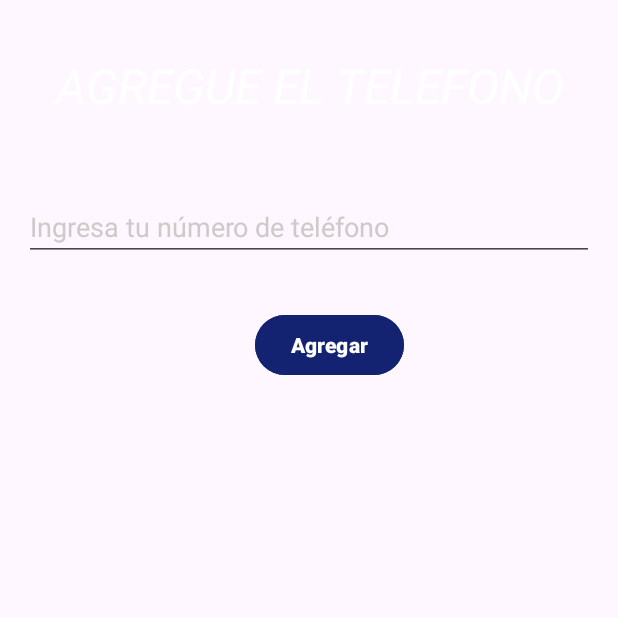
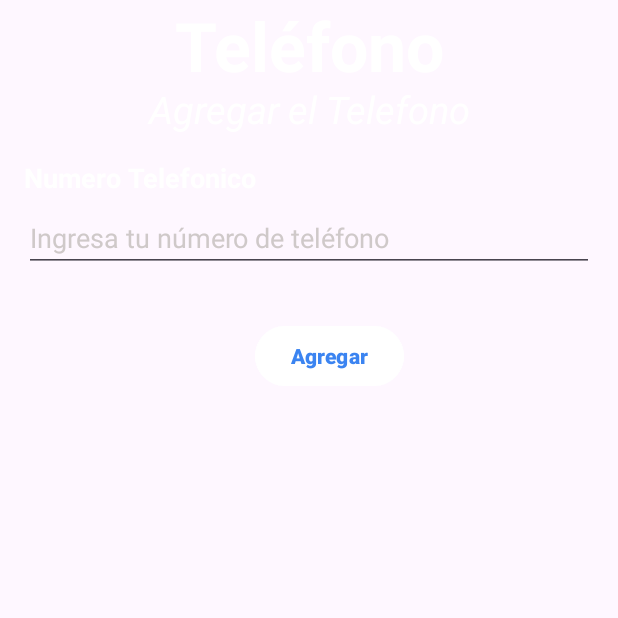
Before and after one commit to MatiaseRamirez/TP_APP_final, an Android app: the fragment PhoneFragment shown on its own in the app's theme, after a tap on an icon or button, on a phone screen of 412 x 824 dp, the top half of it. Run offline under Robolectric (Android 15) with nearby library versions, the phone set to English and light mode, and no system bars; our stand-ins replace Room's generated code.

Commit message:
Arreglos de diseño Telefono

```diff
--- a/app/src/main/res/layout/fragment_addres.xml
+++ b/app/src/main/res/layout/fragment_addres.xml
@@ -13,7 +13,7 @@
         android:text="Dirección"
         android:textSize="45dp"
         android:textAlignment="center"
-        android:textStyle="italic"
+        android:textStyle="bold"
         app:layout_constraintStart_toStartOf="parent"
         app:layout_constraintEnd_toEndOf="parent"
         app:layout_constraintTop_toTopOf="parent"
--- a/app/src/main/res/layout/fragment_phone.xml
+++ b/app/src/main/res/layout/fragment_phone.xml
@@ -6,6 +6,19 @@
     android:layout_height="match_parent"
     xmlns:app="http://schemas.android.com/apk/res-auto"
     tools:context=".fragments.PhoneFragment">
+
+    <TextView
+        android:id="@+id/tvTitle"
+        android:layout_width="match_parent"
+        android:layout_height="wrap_content"
+        android:text="Teléfono"
+        android:textSize="45dp"
+        android:textAlignment="center"
+        android:textStyle="bold"
+        app:layout_constraintStart_toStartOf="parent"
+        app:layout_constraintEnd_toEndOf="parent"
+        app:layout_constraintTop_toTopOf="parent"
+        android:textColor="@color/white" />
 
     <androidx.fragment.app.FragmentContainerView
         android:id="@+id/fragmentContainerView"
--- a/app/src/main/res/layout/fragment_phone_add.xml
+++ b/app/src/main/res/layout/fragment_phone_add.xml
@@ -11,15 +11,29 @@
         android:id="@+id/tvTitle"
         android:layout_width="match_parent"
         android:layout_height="wrap_content"
-        android:text="AGREGUE EL TELEFONO"
-        android:textSize="32dp"
+        android:text="Agregar el Telefono"
+        android:textSize="25sp"
         android:textAlignment="center"
         android:textStyle="italic"
-        android:layout_marginTop="35dp"
+        android:layout_marginTop="55dp"
         app:layout_constraintStart_toStartOf="parent"
         app:layout_constraintEnd_toEndOf="parent"
         app:layout_constraintTop_toTopOf="parent"
         android:textColor="@color/white"/>
+
+
+    <TextView
+        android:id="@+id/tvtel"
+        android:layout_width="wrap_content"
+        android:layout_height="wrap_content"
+        android:text="Numero Telefonico"
+        android:textSize="18sp"
+        android:textColor="@color/white"
+        android:textStyle="bold"
+        app:layout_constraintTop_toBottomOf="@id/tvTitle"
+        app:layout_constraintStart_toStartOf="parent"
+        android:layout_marginTop="16dp"
+        android:layout_marginStart="16dp"/>
 
 
     <EditText
@@ -28,7 +42,7 @@
         android:layout_height="wrap_content"
         android:layout_marginStart="16dp"
         android:layout_marginEnd="16dp"
-        android:layout_marginTop="50dp"
+        android:layout_marginTop="5dp"
         android:autofillHints="phoneNumber"
         android:hint="@string/enter_phone_number"
         android:inputType="phone"
@@ -38,7 +52,7 @@
         app:layout_constraintHorizontal_bias="0.0"
         app:layout_constraintStart_toStartOf="parent"
         tools:layout_editor_absoluteY="125dp"
-        app:layout_constraintTop_toBottomOf="@+id/tvTitle" />
+        app:layout_constraintTop_toBottomOf="@+id/tvtel" />
 
 
     <Button
@@ -46,9 +60,9 @@
         android:layout_width="wrap_content"
         android:layout_height="wrap_content"
         android:layout_margin="32dp"
-        android:backgroundTint="@color/blue"
+        android:backgroundTint="@color/white"
         android:text="Agregar"
-        android:textColor="@color/white"
+        android:textColor="#3B84F1"
         android:textStyle="bold"
         app:layout_constraintEnd_toEndOf="parent"
         app:layout_constraintHorizontal_bias="0.554"
--- a/app/src/main/res/layout/item_recyclerview_phone.xml
+++ b/app/src/main/res/layout/item_recyclerview_phone.xml
@@ -4,7 +4,8 @@
     android:layout_height="wrap_content"
     xmlns:app="http://schemas.android.com/apk/res-auto"
     xmlns:tools="http://schemas.android.com/tools"
-    android:id="@+id/layoutItemRecyclerphone">
+    android:id="@+id/layoutItemRecyclerphone"
+    android:layout_marginTop="30dp">
 
 
     <TextView
```
Also changed, not shown: app/src/main/res/layout/fragment_phone_update.xml (+17 -6 lines).
